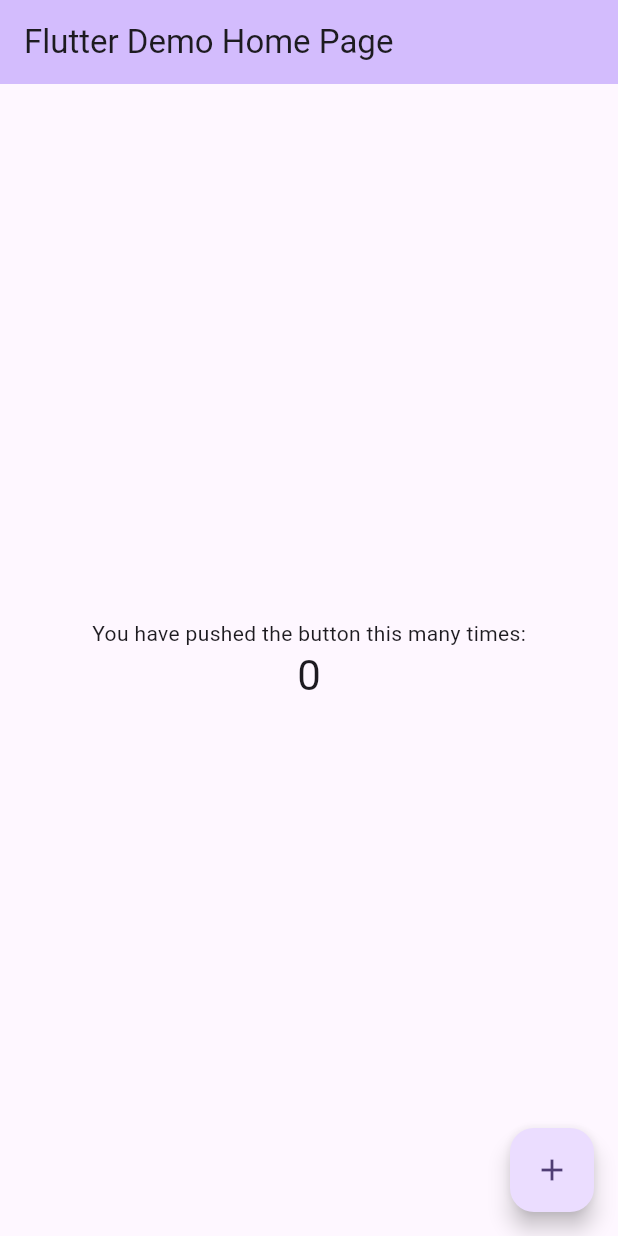
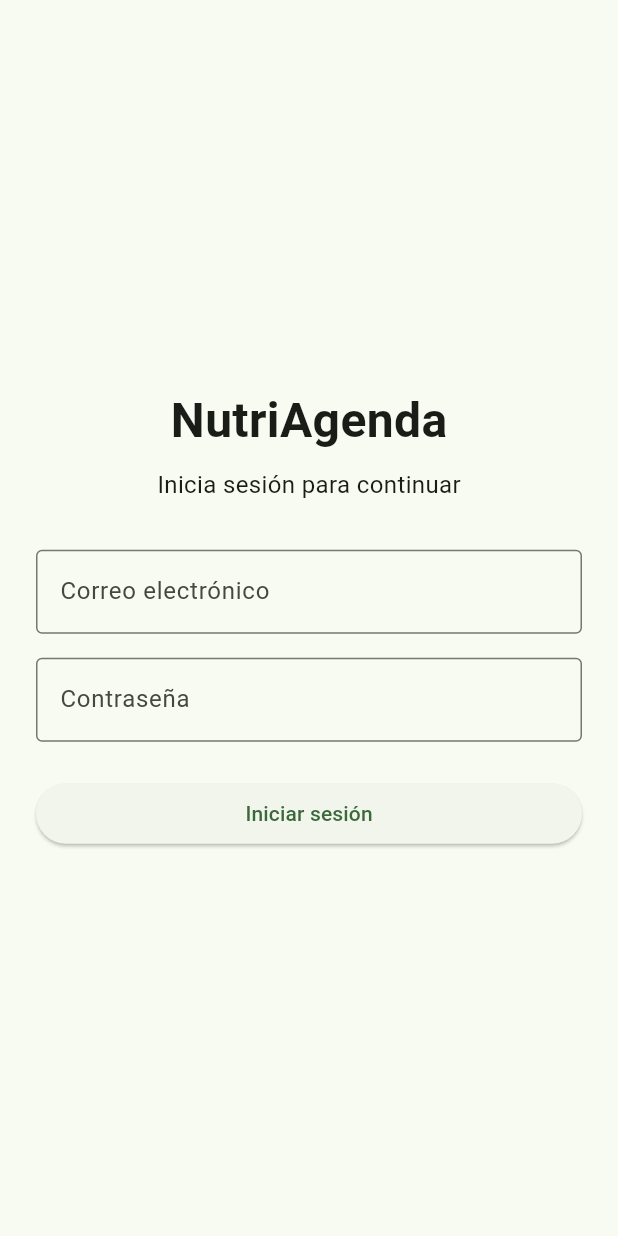
Before and after one commit to MoncadaMario/NutriAgenda, a Flutter app: the screen it shows after launch, on a phone screen of 412 x 824 dp. Run offline on Flutter 3.47's test engine with Material 3 defaults, Android fonts, the phone set to English and light mode, and no system bars.

Commit message:
feat: crear pantalla de login

```diff
--- a/lib/main.dart
+++ b/lib/main.dart
@@ -1,122 +1,25 @@
 import 'package:flutter/material.dart';
+import 'screens/login_screen.dart';
 
 void main() {
-  runApp(const MyApp());
+  runApp(const NutriAgendaApp());
 }
 
-class MyApp extends StatelessWidget {
-  const MyApp({super.key});
+class NutriAgendaApp extends StatelessWidget {
+  const NutriAgendaApp({super.key});
 
-  // This widget is the root of your application.
   @override
   Widget build(BuildContext context) {
     return MaterialApp(
-      title: 'Flutter Demo',
+      title: 'NutriAgenda',
+      debugShowCheckedModeBanner: false,
       theme: ThemeData(
-        // This is the theme of your application.
-        //
-        // TRY THIS: Try running your application with "flutter run". You'll see
-        // the application has a purple toolbar. Then, without quitting the app,
-        // try changing the seedColor in the colorScheme below to Colors.green
-        // and then invoke "hot reload" (save your changes or press the "hot
-        // reload" button in a Flutter-supported IDE, or press "r" if you used
-        // the command line to start the app).
-        //
-        // Notice that the counter didn't reset back to zero; the application
-        // state is not lost during the reload. To reset the state, use hot
-        // restart instead.
-        //
-        // This works for code too, not just values: Most code changes can be
-        // tested with just a hot reload.
-        colorScheme: .fromSeed(seedColor: Colors.deepPurple),
+        colorScheme: ColorScheme.fromSeed(
+          seedColor: Colors.green,
+        ),
+        useMaterial3: true,
       ),
-      home: const MyHomePage(title: 'Flutter Demo Home Page'),
+      home: const LoginScreen(),
     );
   }
 }
-
-class MyHomePage extends StatefulWidget {
-  const MyHomePage({super.key, required this.title});
-
-  // This widget is the home page of your application. It is stateful, meaning
-  // that it has a State object (defined below) that contains fields that affect
-  // how it looks.
-
-  // This class is the configuration for the state. It holds the values (in this
-  // case the title) provided by the parent (in this case the App widget) and
-  // used by the build method of the State. Fields in a Widget subclass are
-  // always marked "final".
-
-  final String title;
-
-  @override
-  State<MyHomePage> createState() => _MyHomePageState();
-}
-
-class _MyHomePageState extends State<MyHomePage> {
-  int _counter = 0;
-
-  void _incrementCounter() {
-    setState(() {
-      // This call to setState tells the Flutter framework that something has
-      // changed in this State, which causes it to rerun the build method below
-      // so that the display can reflect the updated values. If we changed
-      // _counter without calling setState(), then the build method would not be
-      // called again, and so nothing would appear to happen.
-      _counter++;
-    });
-  }
-
-  @override
-  Widget build(BuildContext context) {
-    // This method is rerun every time setState is called, for instance as done
-    // by the _incrementCounter method above.
-    //
-    // The Flutter framework has been optimized to make rerunning build methods
-    // fast, so that you can just rebuild anything that needs updating rather
-    // than having to individually change instances of widgets.
-    return Scaffold(
-      appBar: AppBar(
-        // TRY THIS: Try changing the color here to a specific color (to
-        // Colors.amber, perhaps?) and trigger a hot reload to see the AppBar
-        // change color while the other colors stay the same.
-        backgroundColor: Theme.of(context).colorScheme.inversePrimary,
-        // Here we take the value from the MyHomePage object that was created by
-        // the App.build method, and use it to set our appbar title.
-        title: Text(widget.title),
-      ),
-      body: Center(
-        // Center is a layout widget. It takes a single child and positions it
-        // in the middle of the parent.
-        child: Column(
-          // Column is also a layout widget. It takes a list of children and
-          // arranges them vertically. By default, it sizes itself to fit its
-          // children horizontally, and tries to be as tall as its parent.
-          //
-          // Column has various properties to control how it sizes itself and
-          // how it positions its children. Here we use mainAxisAlignment to
-          // center the children vertically; the main axis here is the vertical
-          // axis because Columns are vertical (the cross axis would be
-          // horizontal).
-          //
-          // TRY THIS: Invoke "debug painting" (choose the "Toggle Debug Paint"
-          // action in the IDE, or press "p" in the console), to see the
-          // wireframe for each widget.
-          mainAxisAlignment: .center,
-          children: [
-            const Text('You have pushed the button this many times:'),
-            Text(
-              '$_counter',
-              style: Theme.of(context).textTheme.headlineMedium,
-            ),
-          ],
-        ),
-      ),
-      floatingActionButton: FloatingActionButton(
-        onPressed: _incrementCounter,
-        tooltip: 'Increment',
-        child: const Icon(Icons.add),
-      ),
-    );
-  }
-}
--- /dev/null
+++ b/lib/screens/login_screen.dart
@@ -0,0 +1,61 @@
+import 'package:flutter/material.dart';
+
+class LoginScreen extends StatelessWidget {
+  const LoginScreen({super.key});
+
+  @override
+  Widget build(BuildContext context) {
+    return Scaffold(
+      body: Center(
+        child: Padding(
+          padding: const EdgeInsets.all(24),
+          child: SizedBox(
+            width: 400,
+            child: Column(
+              mainAxisAlignment: MainAxisAlignment.center,
+              children: [
+                const Text(
+                  'NutriAgenda',
+                  style: TextStyle(
+                    fontSize: 32,
+                    fontWeight: FontWeight.bold,
+                  ),
+                ),
+                const SizedBox(height: 8),
+                const Text(
+                  'Inicia sesión para continuar',
+                  style: TextStyle(
+                    fontSize: 16,
+                  ),
+                ),
+                const SizedBox(height: 32),
+                TextField(
+                  decoration: InputDecoration(
+                    labelText: 'Correo electrónico',
+                    border: OutlineInputBorder(),
+                  ),
+                ),
+                const SizedBox(height: 16),
+                TextField(
+                  obscureText: true,
+                  decoration: InputDecoration(
+                    labelText: 'Contraseña',
+                    border: OutlineInputBorder(),
+                  ),
+                ),
+                const SizedBox(height: 24),
+                SizedBox(
+                  width: double.infinity,
+                  child: ElevatedButton(
+                    onPressed: () {},
+                    child: const Text('Iniciar sesión'),
+                  ),
+                ),
+              ],
+            ),
+          ),
+        ),
+      ),
+    );
+  }
+}
```
